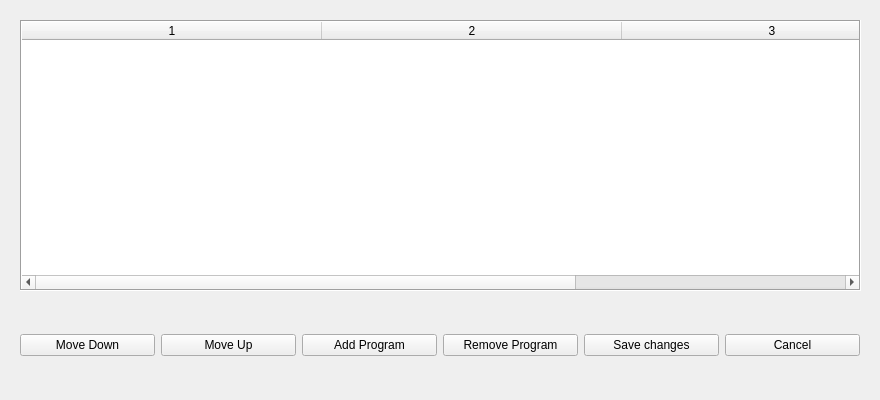
Before: the Qt Designer form Dialogs/appdlg.ui in towhee/Winnow64, drawn with Qt 5.
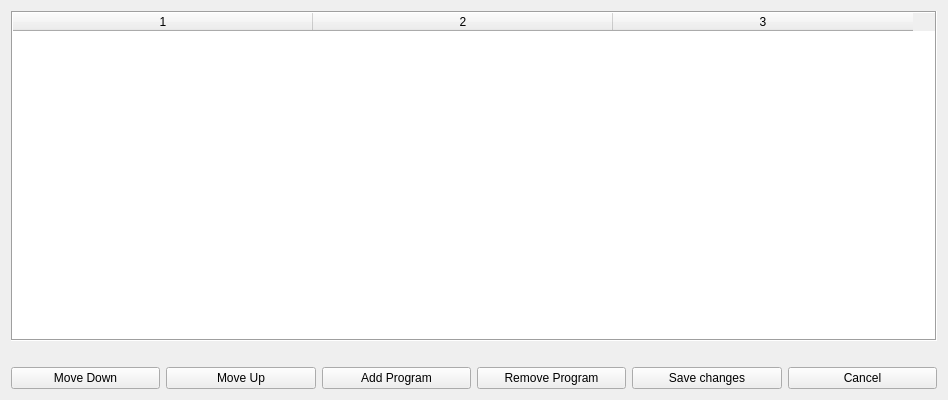
After: the same form once the commit is applied.

Diff of the .ui file:
```diff
--- a/Dialogs/appdlg.ui
+++ b/Dialogs/appdlg.ui
@@ -6,22 +6,15 @@
    <rect>
     <x>0</x>
     <y>0</y>
-    <width>880</width>
+    <width>948</width>
     <height>400</height>
    </rect>
   </property>
   <property name="windowTitle">
    <string>External Program List</string>
   </property>
-  <widget class="QWidget" name="horizontalLayoutWidget">
-   <property name="geometry">
-    <rect>
-     <x>20</x>
-     <y>20</y>
-     <width>841</width>
-     <height>271</height>
-    </rect>
-   </property>
+  <layout class="QVBoxLayout" name="verticalLayout">
+   <item>
    <layout class="QHBoxLayout" name="horizontalLayout">
     <item>
      <widget class="QTableWidget" name="appsTable">
@@ -37,6 +30,9 @@
       <property name="alternatingRowColors">
        <bool>true</bool>
       </property>
+       <property name="wordWrap">
+        <bool>false</bool>
+       </property>
       <property name="columnCount">
        <number>3</number>
       </property>
@@ -47,7 +43,7 @@
        <bool>false</bool>
       </attribute>
       <attribute name="verticalHeaderDefaultSectionSize">
-       <number>24</number>
+        <number>26</number>
       </attribute>
       <attribute name="verticalHeaderMinimumSectionSize">
        <number>24</number>
@@ -58,16 +54,21 @@
      </widget>
     </item>
    </layout>
-  </widget>
-  <widget class="QWidget" name="horizontalLayoutWidget_2">
-   <property name="geometry">
-    <rect>
-     <x>20</x>
-     <y>320</y>
-     <width>840</width>
-     <height>51</height>
-    </rect>
-   </property>
+   </item>
+   <item>
+    <spacer name="horizontalSpacer">
+     <property name="orientation">
+      <enum>Qt::Horizontal</enum>
+     </property>
+     <property name="sizeHint" stdset="0">
+      <size>
+       <width>40</width>
+       <height>20</height>
+      </size>
+     </property>
+    </spacer>
+   </item>
+   <item>
    <layout class="QHBoxLayout" name="horizontalLayout_2">
     <item>
      <widget class="QPushButton" name="moveDown">
@@ -148,7 +149,8 @@
      </widget>
     </item>
    </layout>
-  </widget>
+   </item>
+  </layout>
  </widget>
  <resources/>
  <connections/>
```
Lines whose indentation alone changed are shown as unchanged.
